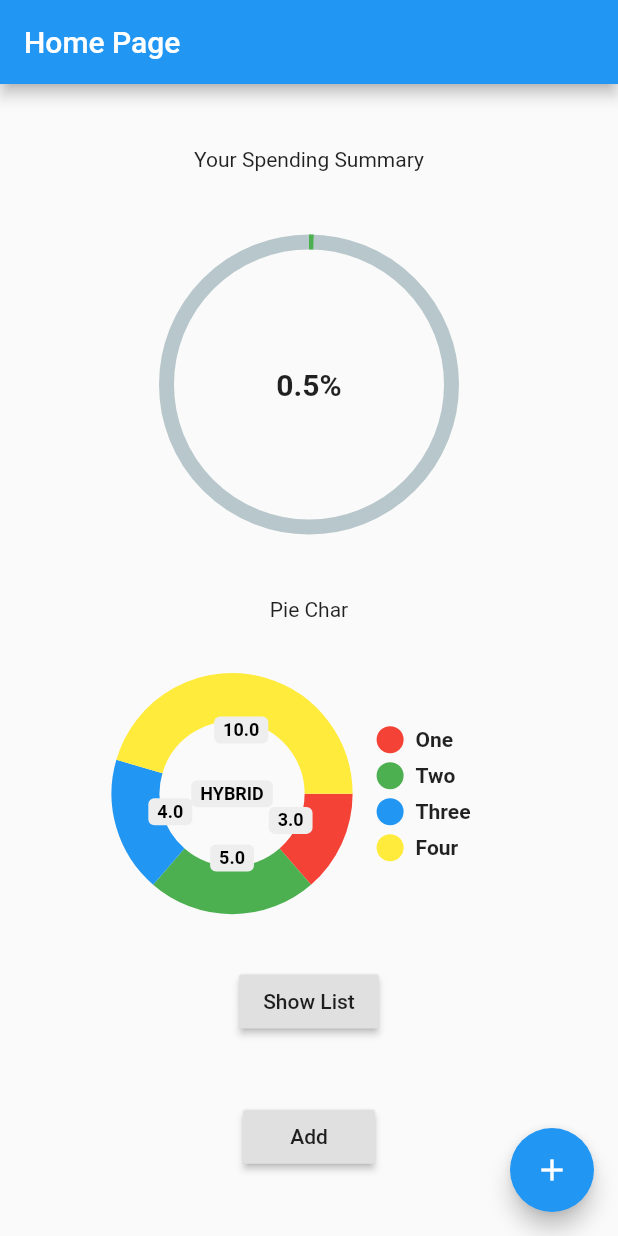
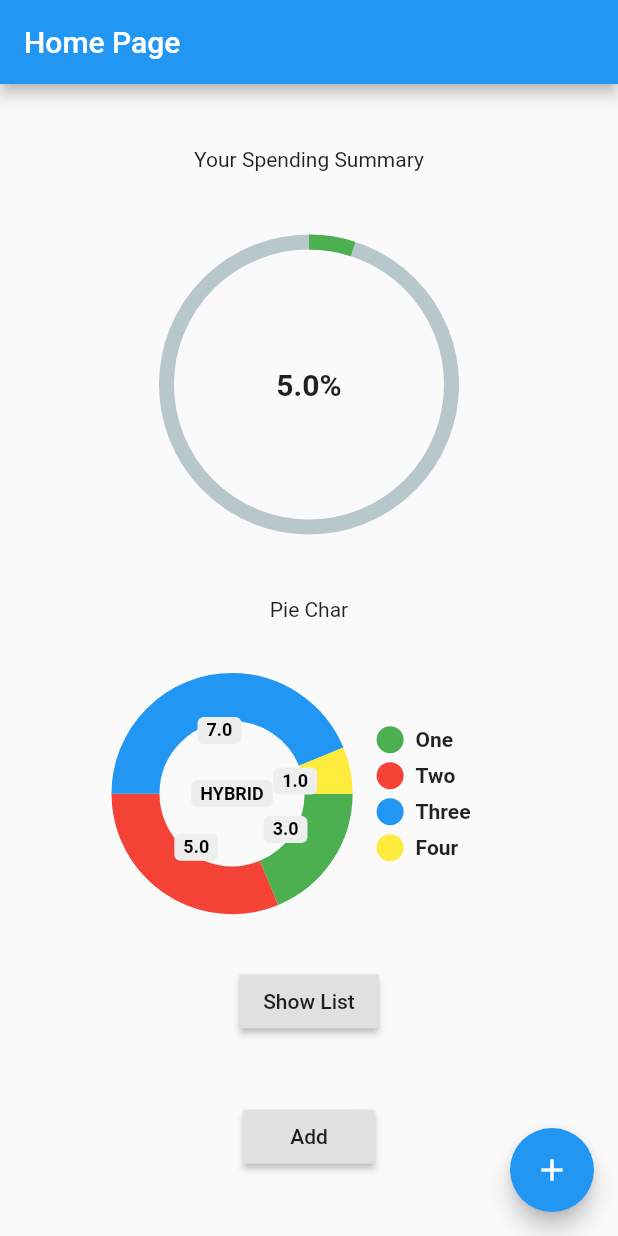
Before and after one commit to cyshe/uoft_hacks2021, a Flutter app: the HomePage screen opened directly with empty values, on a phone screen of 412 x 824 dp. Run offline on Flutter 3.47's test engine with Material 2 defaults, Android fonts, the phone set to English and light mode, and no system bars; drawn by our look-alikes of percent_indicator, pie_chart.

Commit message:
Fix Pie Chart Display and Data Process

```diff
--- a/lib/Pages/HomePage.dart
+++ b/lib/Pages/HomePage.dart
@@ -9,10 +9,9 @@ import 'package:flutter/foundation.dart';
 
 // TODO: Set up data class/array/map
 // TODO: Show all Transactions
-// TODO: Fix Pie chart
+// TODO: CHANGE DATA ITERATION IN PIE CHART (PIE CALCULATOR)
 // TODO: Change add transaction description
 // TODO: Add Category in transaction
-// TODO: Change color to red if over budget
 // TODO: Single Transaction Page
 
 class HomePage extends StatefulWidget {
@@ -37,20 +36,13 @@ enum LegendShape { Circle, Rectangle }
 class _HomePageState extends State<HomePage> {
   var data = [];
   Map form_data = {};
-  int _counter = 0;
-  double total = 1000.0;
+  double total = 100.0;
   double spend = 5.0;
-  double percent = 0.0;
-  var category = ["One", "Two", "Three", "Four"];
-  Map<String, double> pie = {
-    "One": 3.0,
-    "Two": 5.0,
-    "Three": 4.0,
-    "Four": 10.0
-  };
+  List<String> category = ["One", "Two", "Three", "Four"]; // TODO: CHANGE
+  Map<String, double> pie = {};
   List<Color> colorList = [
+    Colors.green,
     Colors.red,
-    Colors.green,
     Colors.blue,
     Colors.yellow,
   ];
@@ -75,15 +67,31 @@ class _HomePageState extends State<HomePage> {
     });
   }
 
+  Map<String, double> pieCalculator(){
+    // TODO: CHANGE DATA ITERATION
+    Map<String, double> pie = {
+      "One": 3.0,
+      "Two": 5.0,
+      "Three": 7.0,
+      "Four": 1.0
+    };
+    for (var i = 0; i < data.length; i++){
+      pie[data[i]['category']] += data[i]['amount'];
+    }
+    return pie;
+  }
+
   @override
   Widget build(BuildContext context) {
+    int progress_color = 0;
+    double percent = spend/total;
     form_data = ModalRoute.of(context).settings.arguments;
     if (form_data != null && form_data['title']!= null){
       spend += form_data['amount'];
       if (spend + form_data['amount'] > total){
         percent = 1.0;
         print("OVER BUDGET");
-        // TODO: Change color to red if over budget
+        progress_color = 1;
       }
       else{
         percent = spend/total;
@@ -91,7 +99,11 @@ class _HomePageState extends State<HomePage> {
       }
       print("added data"+(form_data['amount']).toString());
     }
+    ;
     print(form_data);
+    pie = pieCalculator();
+    print("pie");
+    print(pie);
     //piecalc(form_data);
     return Scaffold(
       appBar: AppBar(
@@ -112,7 +124,7 @@ class _HomePageState extends State<HomePage> {
                 (spend/total*100).toString()+"%",
                   style: new TextStyle(fontWeight: FontWeight.bold, fontSize: 20.0)
               ),
-              progressColor: Colors.green,
+              progressColor: colorList[progress_color],
             ),
             Text("Pie Char"),
             PieChart(
```
